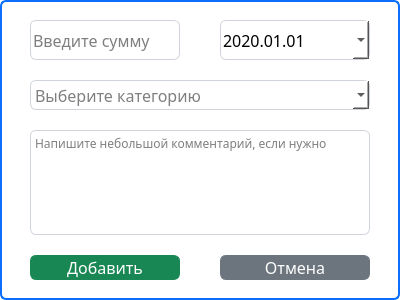
Before: the Qt Designer form MoneyKeeperClient/addcostswindow.ui in inq1337/MoneyKeeperProject, drawn with Qt 5.
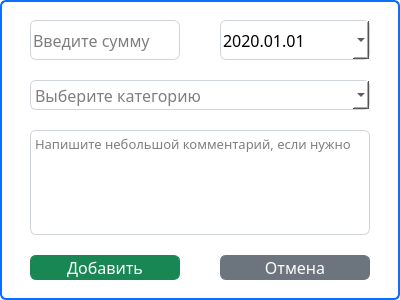
After: the same form once the commit is applied.

What changed in the file:
```diff
--- a/MoneyKeeperClient/addcostswindow.ui
+++ b/MoneyKeeperClient/addcostswindow.ui
@@ -325,7 +325,7 @@
    <property name="font">
     <font>
      <family>Trebuchet MS</family>
-     <pointsize>9</pointsize>
+     <pointsize>10</pointsize>
     </font>
    </property>
    <property name="styleSheet">
@@ -346,7 +346,7 @@
     <string>&lt;!DOCTYPE HTML PUBLIC &quot;-//W3C//DTD HTML 4.0//EN&quot; &quot;http://www.w3.org/TR/REC-html40/strict.dtd&quot;&gt;
 &lt;html&gt;&lt;head&gt;&lt;meta name=&quot;qrichtext&quot; content=&quot;1&quot; /&gt;&lt;style type=&quot;text/css&quot;&gt;
 p, li { white-space: pre-wrap; }
-&lt;/style&gt;&lt;/head&gt;&lt;body style=&quot; font-family:'Trebuchet MS'; font-size:9pt; font-weight:400; font-style:normal;&quot;&gt;
+&lt;/style&gt;&lt;/head&gt;&lt;body style=&quot; font-family:'Trebuchet MS'; font-size:10pt; font-weight:400; font-style:normal;&quot;&gt;
 &lt;p style=&quot;-qt-paragraph-type:empty; margin-top:0px; margin-bottom:0px; margin-left:0px; margin-right:0px; -qt-block-indent:0; text-indent:0px; font-family:'MS Shell Dlg 2'; font-size:7.8pt;&quot;&gt;&lt;br /&gt;&lt;/p&gt;&lt;/body&gt;&lt;/html&gt;</string>
    </property>
    <property name="placeholderText">
```
